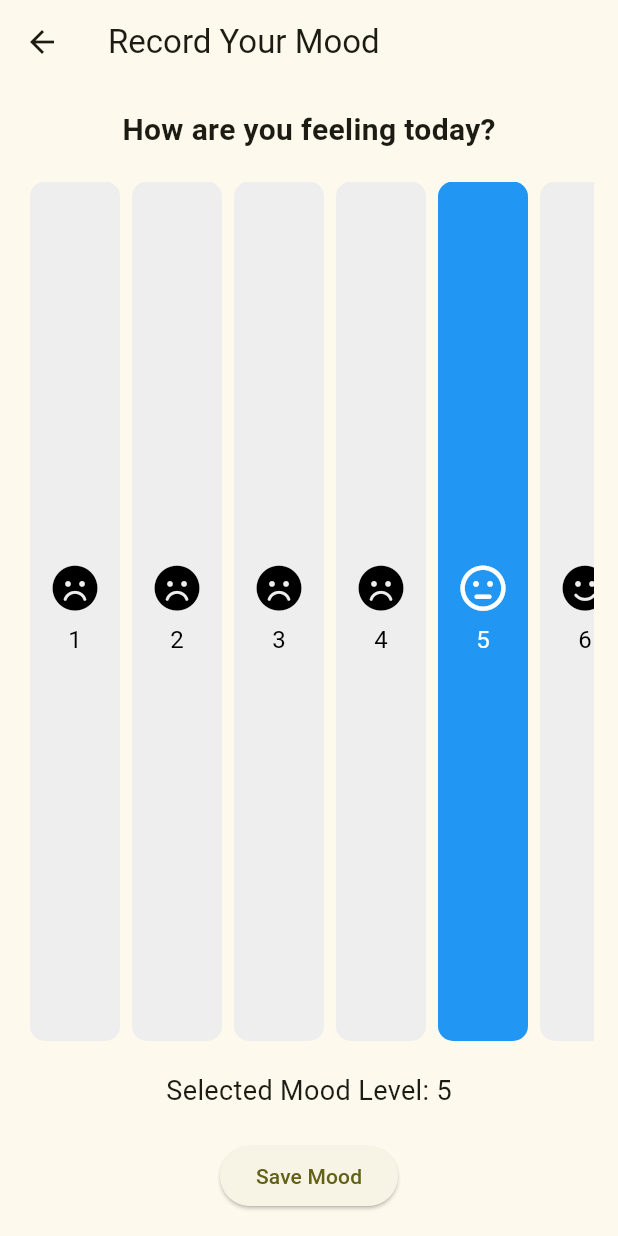
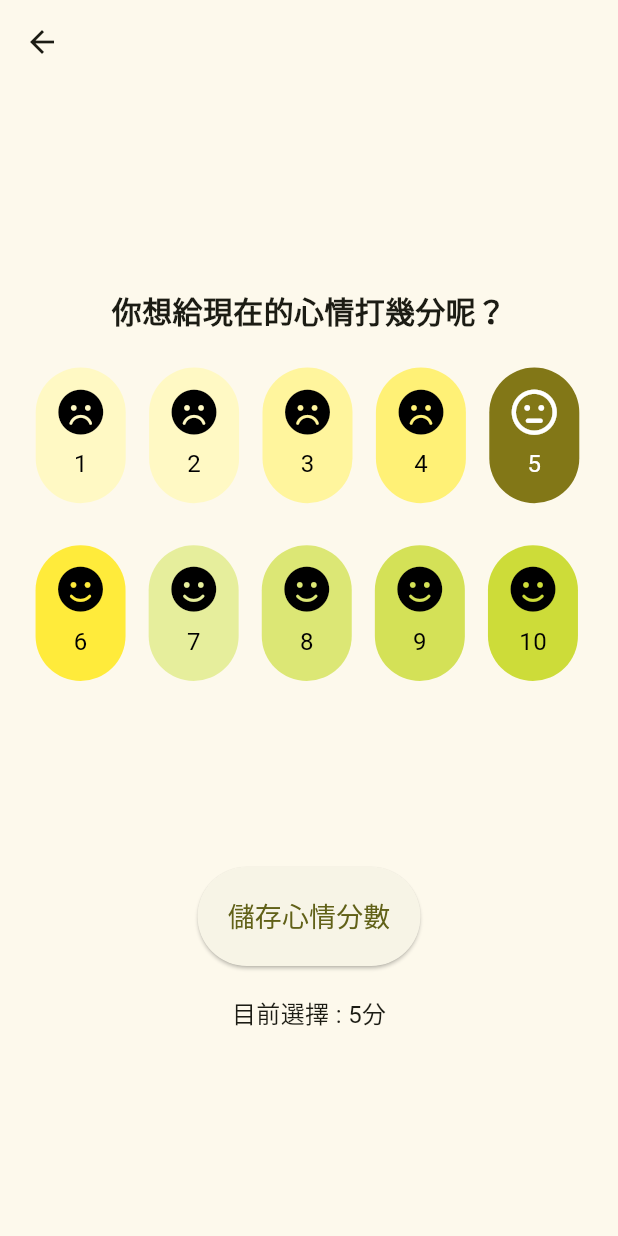
Before and after one commit to bacon-cy/2024Spring-CourseProject-Mind-Tracker, a Flutter app: the MoodPage screen opened by its route, on a phone screen of 412 x 824 dp. Run offline on Flutter 3.47's test engine with Material 3 defaults, Android fonts, the phone set to English and light mode, and no system bars; our stand-ins replace font_awesome_flutter, get, just_audio, rxdart, syncfusion_flutter_charts, table_calendar; missing offline and left inert: flutter_sound_lite, record.

Commit message:
Update Mood UI, Memo UI
Signed-off-by: bacon-cy <bacon.cpn@gmail.com>

```diff
--- /dev/null
+++ b/lib/color_control.dart
@@ -0,0 +1,35 @@
+import 'package:flutter/material.dart';
+
+Color? getColor(int moodLevel) {
+  switch (moodLevel) {
+    case 1:
+      return Colors.yellow.shade100;
+    case 2:
+      return Colors.yellow.shade100;
+    case 3:
+      return Colors.yellow.shade200;
+    case 4:
+      return Colors.yellow.shade300;
+    case 5:
+      return Colors.yellow.shade400;
+    case 6:
+      return Colors.yellow.shade500;
+    case 7:
+      return Colors.lime.shade200;
+    case 8:
+      return Colors.lime.shade300;
+    case 9:
+      return Colors.lime.shade400;
+    case 10:
+      return Colors.lime.shade500;
+    case 11:
+      return Colors.lime.shade700;
+    case 12:
+      return Colors.lime.shade800;
+    case 13:
+      return Colors.lime.shade900;
+    default:
+      return Colors.grey[200];
+  }
+  return null;
+}
--- a/lib/mood_page.dart
+++ b/lib/mood_page.dart
@@ -1,7 +1,9 @@
+import 'package:flutter/cupertino.dart';
 import 'package:flutter/material.dart';
 import 'package:font_awesome_flutter/font_awesome_flutter.dart';
 import 'mood_data_storage.dart';
 import 'route_observer.dart'; // Add this import
+import 'color_control.dart';
 
 class MoodPage extends StatefulWidget {
   @override
@@ -45,8 +47,8 @@ class _MoodPageState extends State<MoodPage> with RouteAware {
   Widget build(BuildContext context) {
     return Scaffold(
       appBar: AppBar(
-        title: Text('Record Your Mood'),
-      ),
+        //title: Text('紀錄當下的心情'),
+          ),
       body: Padding(
         padding: const EdgeInsets.all(16.0),
         child: Stack(
@@ -54,15 +56,16 @@ class _MoodPageState extends State<MoodPage> with RouteAware {
             Column(
               mainAxisAlignment: MainAxisAlignment.center,
               children: [
+                const SizedBox(height: 120),
                 Text(
-                  'How are you feeling today?',
+                  '你想給現在的心情打幾分呢？',
                   style: TextStyle(fontSize: 20, fontWeight: FontWeight.bold),
                 ),
-                SizedBox(height: 20),
+                const SizedBox(height: 20),
                 Expanded(
                   child: ListView.builder(
                     scrollDirection: Axis.horizontal,
-                    itemCount: 10,
+                    itemCount: 5,
                     itemBuilder: (context, index) {
                       int moodLevel = index + 1;
                       return GestureDetector(
@@ -73,17 +76,22 @@ class _MoodPageState extends State<MoodPage> with RouteAware {
                         },
                         child: Container(
                           width: 60,
-                          margin: EdgeInsets.symmetric(horizontal: 4),
+                          margin: const EdgeInsets.symmetric(
+                              vertical: 4, horizontal: 7.8),
                           decoration: BoxDecoration(
-                            color: _selectedMood == moodLevel ? Colors.blue : Colors.grey[200],
-                            borderRadius: BorderRadius.circular(10),
+                            color: _selectedMood == moodLevel
+                                ? getColor(13)
+                                : getColor(moodLevel),
+                            borderRadius: BorderRadius.circular(60),
                           ),
                           child: Column(
                             mainAxisAlignment: MainAxisAlignment.center,
                             children: [
                               FaIcon(
                                 _getMoodIcon(moodLevel),
-                                color: _selectedMood == moodLevel ? Colors.white : Colors.black,
+                                color: _selectedMood == moodLevel
+                                    ? Colors.white
+                                    : Colors.black,
                                 size: 30,
                               ),
                               SizedBox(height: 8),
@@ -101,13 +109,62 @@ class _MoodPageState extends State<MoodPage> with RouteAware {
                     },
                   ),
                 ),
-                SizedBox(height: 20),
-                Text(
-                  'Selected Mood Level: $_selectedMood',
-                  style: TextStyle(fontSize: 18),
+                const SizedBox(height: 20),
+                Expanded(
+                  child: ListView.builder(
+                    scrollDirection: Axis.horizontal,
+                    itemCount: 5,
+                    itemBuilder: (context, index) {
+                      int moodLevel = index + 6;
+                      return GestureDetector(
+                        onTap: () {
+                          setState(() {
+                            _selectedMood = moodLevel;
+                          });
+                        },
+                        child: Container(
+                          width: 60,
+                          margin: const EdgeInsets.symmetric(
+                              vertical: 4, horizontal: 7.7),
+                          decoration: BoxDecoration(
+                            color: _selectedMood == moodLevel
+                                ? getColor(13)
+                                : getColor(moodLevel),
+                            borderRadius: BorderRadius.circular(60),
+                          ),
+                          child: Column(
+                            mainAxisAlignment: MainAxisAlignment.center,
+                            children: [
+                              FaIcon(
+                                _getMoodIcon(moodLevel),
+                                color: _selectedMood == moodLevel
+                                    ? Colors.white
+                                    : Colors.black,
+                                size: 30,
+                              ),
+                              SizedBox(height: 8),
+                              Text(
+                                '$moodLevel',
+                                style: TextStyle(
+                                  color: _selectedMood == moodLevel
+                                      ? Colors.white
+                                      : Colors.black,
+                                  fontSize: 16,
+                                ),
+                              ),
+                            ],
+                          ),
+                        ),
+                      );
+                    },
+                  ),
                 ),
-                SizedBox(height: 20),
+                const SizedBox(height: 120),
                 ElevatedButton(
+                  style: const ButtonStyle(
+                      padding: MaterialStatePropertyAll(
+                    EdgeInsets.all(20),
+                  )),
                   onPressed: () {
                     if (_moodSaved) {
                       Navigator.pushReplacementNamed(context, "/sound");
@@ -115,8 +172,17 @@ class _MoodPageState extends State<MoodPage> with RouteAware {
                       _saveMood();
                     }
                   },
-                  child: Text(_moodSaved ? 'Start Meditation' : 'Save Mood'),
+                  child: Text(
+                    _moodSaved ? '開始冥想' : '儲存心情分數',
+                    style: TextStyle(fontSize: 18),
+                  ),
                 ),
+                const SizedBox(height: 20),
+                Text(
+                  '目前選擇 : $_selectedMood分',
+                  style: TextStyle(fontSize: 16),
+                ),
+                const SizedBox(height: 120),
               ],
             ),
             if (_showMessage)
```
Also changed, not shown: lib/memo.dart (+51 -39 lines), lib/post_meditation_mood_page.dart (+77 -15 lines), pubspec.lock.
